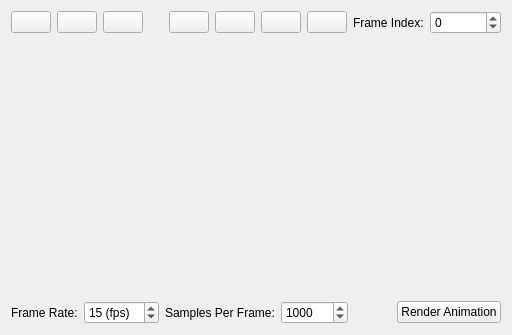
This is Source/VoxRender/Interface/animatewidget.ui in nagyistoce/voxrender as Qt 5 draws it before an edit. The edited form follows.
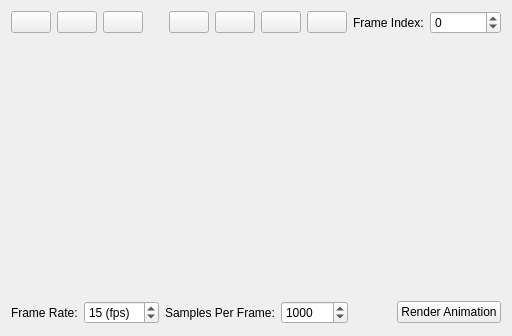
This is the edited form. Icons and pictures are not drawn.

Patch:
```diff
--- a/Source/VoxRender/Interface/animatewidget.ui
+++ b/Source/VoxRender/Interface/animatewidget.ui
@@ -7,7 +7,7 @@
     <x>0</x>
     <y>0</y>
     <width>512</width>
-    <height>270</height>
+    <height>336</height>
    </rect>
   </property>
   <property name="sizePolicy">
```
Left out of the diff: 9 changed lines with no effect on the pictures.
